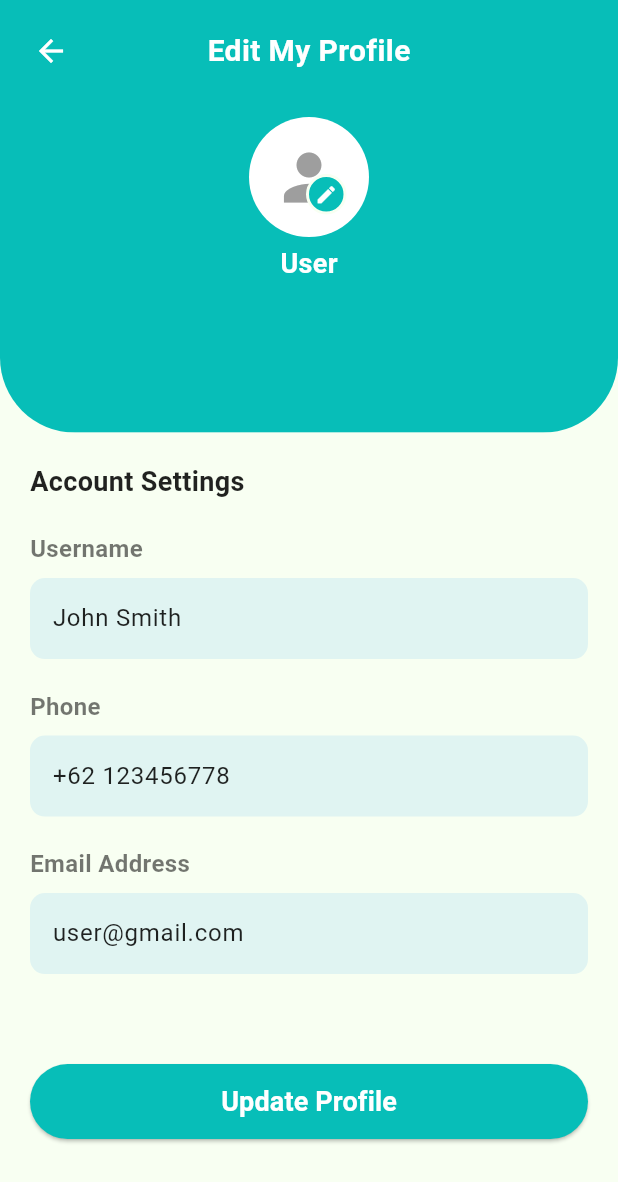
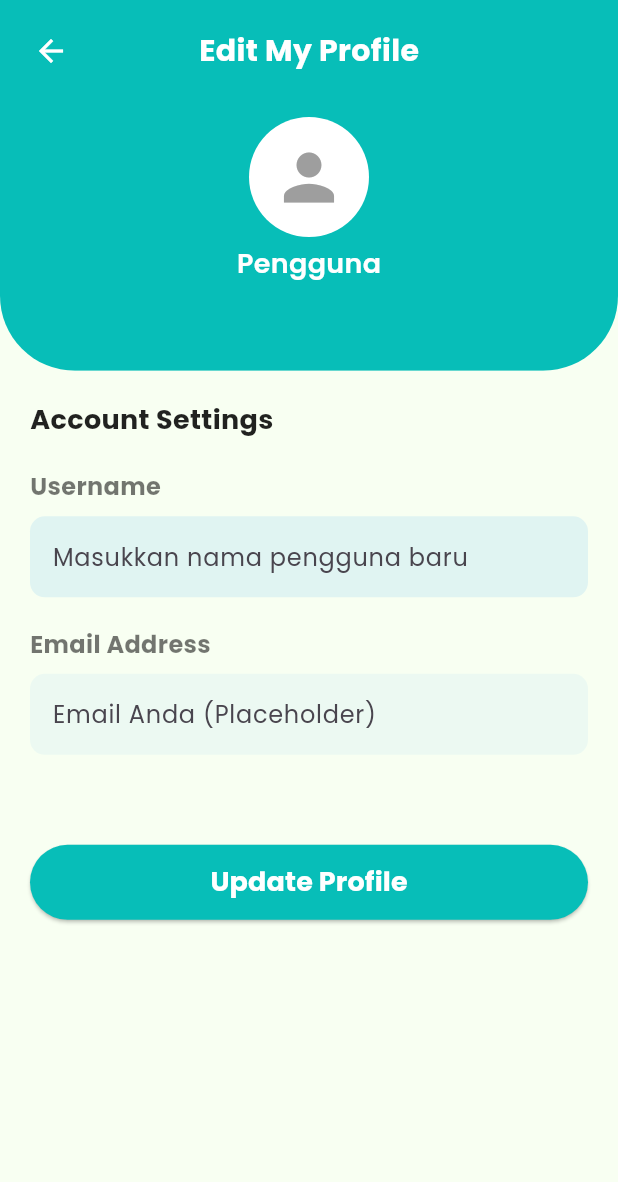
Before and after one commit to asyrafrzki/Dompetku-app, a Flutter app: the EditProfilePage screen opened directly, on a phone screen of 412 x 824 dp. Shown: the top 1182 px of the screen. Run offline on Flutter 3.47's test engine with Material 3 defaults, Android fonts, the phone set to English and light mode, and no system bars; our stand-ins replace cloud_firestore, firebase_auth, firebase_core, google_fonts, table_calendar; accounts and stored records are empty.

Commit message:
feat: edit profile with database & logout with database and state management in provider

```diff
--- a/lib/presentation/pages/profile/edit_profile_page.dart
+++ b/lib/presentation/pages/profile/edit_profile_page.dart
@@ -1,76 +1,119 @@
 import 'package:flutter/material.dart';
+import 'package:firebase_auth/firebase_auth.dart';
+import 'package:google_fonts/google_fonts.dart';
+import 'package:dompetku/providers/profile_provider.dart';
+import 'package:provider/provider.dart';
 
-class EditProfilePage extends StatelessWidget {
-  const EditProfilePage({super.key});
+const Color actionColor = Color(0xFF07BEB8);
+const Color backgroundColor = Color(0xFFF8FFF2);
+const Color inputFieldColor = Color(0xFFE0F4F2);
+const Color errorColor = Colors.red;
+
+void _showSnackBar(BuildContext context, String title, String message, Color bgColor, IconData icon) {
+  ScaffoldMessenger.of(context).showSnackBar(
+    SnackBar(
+      backgroundColor: Colors.transparent,
+      elevation: 0,
+      behavior: SnackBarBehavior.floating,
+      margin: const EdgeInsets.all(20),
+      duration: const Duration(seconds: 2),
+      content: Container(
+        padding: const EdgeInsets.symmetric(horizontal: 20, vertical: 15),
+        decoration: BoxDecoration(
+          borderRadius: BorderRadius.circular(15),
+          color: bgColor,
+          boxShadow: [
+            BoxShadow(
+              color: Colors.black.withOpacity(0.1),
+              spreadRadius: 1,
+              blurRadius: 5,
+              offset: const Offset(0, 3),
+            ),
+          ],
+        ),
+        child: Row(
+          children: [
+            Icon(icon, color: Colors.white, size: 28),
+            const SizedBox(width: 15),
+            Expanded(
+              child: Column(
+                crossAxisAlignment: CrossAxisAlignment.start,
+                mainAxisSize: MainAxisSize.min,
+                children: [
+                  if (title.isNotEmpty)
+                    Text(
+                      title,
+                      style: GoogleFonts.poppins(
+                        fontSize: 15,
+                        fontWeight: FontWeight.w700,
+                        color: Colors.white,
+                      ),
+                    ),
+                  Text(
+                    message,
+                    style: GoogleFonts.poppins(
+                      fontSize: title.isNotEmpty ? 12 : 14,
+                      color: Colors.white70,
+                    ),
+                  ),
+                ],
+              ),
+            ),
+          ],
+        ),
+      ),
+    ),
+  );
+}
+
+class _ProfileInputField extends StatelessWidget {
+  final String title;
+  final String? initialValue;
+  final String hintText;
+  final TextInputType keyboardType;
+  final TextEditingController? controller;
+  final bool isEditable;
+
+  const _ProfileInputField({
+    required this.title,
+    this.initialValue,
+    required this.hintText,
+    this.keyboardType = TextInputType.text,
+    this.controller,
+    this.isEditable = false,
+  });
 
   @override
   Widget build(BuildContext context) {
-    const Color primaryColor = Color(0xFF07BEB8);
-    const Color secondaryColor = Color(0xFFF8FFF2);
-
-    return Scaffold(
-      backgroundColor: secondaryColor,
-      body: Column(
+    return Padding(
+      padding: const EdgeInsets.only(bottom: 20),
+      child: Column(
+        crossAxisAlignment: CrossAxisAlignment.start,
         children: [
-          _EditProfileHeader(
-            context: context,
-            primaryColor: primaryColor,
-            secondaryColor: secondaryColor,
-          ),
-          Expanded(
-            child: Container(
-              color: secondaryColor,
-              child: ListView(
-                padding: const EdgeInsets.only(top: 20, left: 20, right: 20, bottom: 40),
-                children: [
-                  const Text(
-                    'Account Settings',
-                    style: TextStyle(
-                      fontSize: 18,
+          Text(
+            title,
+            style: GoogleFonts.poppins(
               fontWeight: FontWeight.bold,
-                      color: Colors.black87,
+              fontSize: 16,
+              color: Colors.black54,
             ),
           ),
-                  const SizedBox(height: 20),
-
-                  _ProfileInputField(
-                    title: 'Username',
-                    initialValue: 'John Smith',
-                    hintText: 'Masukkan nama pengguna baru',
+          const SizedBox(height: 8),
+          Container(
+            decoration: BoxDecoration(
+              color: isEditable ? inputFieldColor : inputFieldColor.withOpacity(0.5),
+              borderRadius: BorderRadius.circular(10),
             ),
-                  _ProfileInputField(
-                    title: 'Phone',
-                    initialValue: '+62 123456778',
-                    hintText: 'Masukkan nomor telepon baru',
-                    keyboardType: TextInputType.phone,
-                  ),
-                  _ProfileInputField(
-                    title: 'Email Address',
-                    initialValue: 'user@gmail.com',
-                    hintText: 'Masukkan email baru',
-                    keyboardType: TextInputType.emailAddress,
-                  ),
-                  const SizedBox(height: 40),
-
-                  SizedBox(
-                    height: 50,
-                    child: ElevatedButton(
-                      onPressed: () {
-                        Navigator.pop(context);
-                      },
-                      style: ElevatedButton.styleFrom(
-                        backgroundColor: primaryColor,
-                        shape: RoundedRectangleBorder(
-                          borderRadius: BorderRadius.circular(25),
-                        ),
-                      ),
-                      child: const Text(
-                        'Update Profile',
-                        style: TextStyle(fontSize: 18, color: Colors.white, fontWeight: FontWeight.bold),
-                      ),
-                    ),
-                  ),
-                ],
+            child: TextFormField(
+              controller: controller,
+              initialValue: controller == null ? initialValue : null,
+              readOnly: !isEditable,
+              keyboardType: keyboardType,
+              style: GoogleFonts.poppins(color: Colors.black87),
+              decoration: InputDecoration(
+                hintText: hintText,
+                border: InputBorder.none,
+                contentPadding: const EdgeInsets.symmetric(horizontal: 15, vertical: 15),
               ),
             ),
           ),
@@ -81,25 +124,19 @@ class EditProfilePage extends StatelessWidget {
 }
 
 class _EditProfileHeader extends StatelessWidget {
-  final BuildContext context;
-  final Color primaryColor;
-  final Color secondaryColor;
+  final String userName;
 
-  const _EditProfileHeader({
-    required this.context,
-    required this.primaryColor,
-    required this.secondaryColor,
-  });
+  const _EditProfileHeader({required this.userName});
 
   @override
   Widget build(BuildContext context) {
-    final double headerHeight = MediaQuery.of(context).size.height * 0.35;
+    final double headerHeight = MediaQuery.of(context).size.height * 0.30;
 
     return Container(
       width: double.infinity,
       height: headerHeight,
       decoration: BoxDecoration(
-        color: primaryColor,
+        color: actionColor,
         borderRadius: const BorderRadius.only(
           bottomLeft: Radius.circular(50),
           bottomRight: Radius.circular(50),
@@ -121,11 +158,11 @@ class _EditProfileHeader extends StatelessWidget {
                   icon: const Icon(Icons.arrow_back, color: Colors.white),
                   onPressed: () => Navigator.pop(context),
                 ),
-                const Expanded(
+                Expanded(
                   child: Center(
                     child: Text(
                       'Edit My Profile',
-                      style: TextStyle(
+                      style: GoogleFonts.poppins(
                         fontSize: 20,
                         fontWeight: FontWeight.bold,
                         color: Colors.white,
@@ -133,38 +170,22 @@ class _EditProfileHeader extends StatelessWidget {
                     ),
                   ),
                 ),
-                const SizedBox(width: 48),
+                const SizedBox(width: 48), // Padding kanan untuk menyeimbangkan tombol kembali
               ],
             ),
           ),
 
-          // Foto Profil & User Text
           Column(
             children: [
-              CircleAvatar(
+              const CircleAvatar(
                 radius: 40,
                 backgroundColor: Colors.white,
-                child: Stack(
-                  alignment: Alignment.bottomRight,
-                  children: [
-                    const Icon(Icons.person, size: 50, color: Colors.grey),
-                    // Edit Icon
-                    Container(
-                      padding: const EdgeInsets.all(4),
-                      decoration: BoxDecoration(
-                        color: primaryColor,
-                        shape: BoxShape.circle,
-                        border: Border.all(color: secondaryColor, width: 2),
-                      ),
-                      child: const Icon(Icons.edit, color: Colors.white, size: 15),
-                    ),
-                  ],
-                ),
+                child: Icon(Icons.person, size: 50, color: Colors.grey),
               ),
               const SizedBox(height: 5),
-              const Text(
-                'User',
-                style: TextStyle(
+              Text(
+                userName.isNotEmpty ? userName : 'Pengguna',
+                style: GoogleFonts.poppins(
                   fontSize: 18,
                   fontWeight: FontWeight.w600,
                   color: Colors.white,
@@ -178,56 +199,167 @@ class _EditProfileHeader extends StatelessWidget {
   }
 }
 
-// Widget untuk setiap baris input form (Tidak diubah)
-class _ProfileInputField extends StatelessWidget {
-  final String title;
-  final String initialValue;
-  final String hintText;
-  final TextInputType keyboardType;
 
-  const _ProfileInputField({
-    required this.title,
-    required this.initialValue,
-    required this.hintText,
-    this.keyboardType = TextInputType.text,
+// --- WIDGET UTAMA (MENGGUNAKAN PROVIDER UNTUK STATE MANAGEMENT) ---
+class EditProfilePage extends StatefulWidget {
+  const EditProfilePage({super.key});
+
+  @override
+  State<EditProfilePage> createState() => _EditProfilePageState();
+}
+
+class _EditProfilePageState extends State<EditProfilePage> {
+  // Controller lokal (TIDAK LAGI GLOBAL)
+  final TextEditingController _usernameController = TextEditingController();
+
+  @override
+  void initState() {
+    super.initState();
+    // Panggil fungsi inisialisasi di Provider setelah widget dibangun
+    WidgetsBinding.instance.addPostFrameCallback((_) {
+      final provider = Provider.of<ProfileProvider>(context, listen: false);
+      // Jika data belum dimuat, panggil fetchProfileData
+      if (provider.currentUserName == 'Loading...') {
+        provider.fetchProfileData();
+      }
     });
+  }
+
+  // Fungsi untuk menginisialisasi controller setelah data dari provider siap
+  void _initializeController(ProfileProvider provider) {
+    // Isi controller hanya jika kosong (pertama kali load) dan data sudah siap
+    if (_usernameController.text.isEmpty && provider.currentUserName != 'Loading...' && provider.currentUserName != 'Not Logged In') {
+      _usernameController.text = provider.currentUserName;
+    }
+  }
+
+  // Fungsi update yang memanggil Provider
+  Future<void> _updateUsernameFromUI(BuildContext context) async {
+    final provider = Provider.of<ProfileProvider>(context, listen: false);
+    final newName = _usernameController.text.trim();
+
+    // Validasi sederhana
+    if (newName.isEmpty) {
+      _showSnackBar(context, "Perhatian", "Nama pengguna tidak boleh kosong.", Colors.orange, Icons.warning_amber_rounded);
+      return;
+    }
+    if (newName == provider.currentUserName) {
+      _showSnackBar(context, "Info", "Tidak ada perubahan nama.", actionColor, Icons.info_outline);
+      return;
+    }
+
+    // Panggil logika update di Provider
+    final errorMessage = await provider.updateUsername(newName);
+
+    if (errorMessage == null) {
+      _showSnackBar(context, "Sukses", "Nama pengguna berhasil diperbarui!", actionColor, Icons.check_circle_outline);
+      // Data sudah otomatis diperbarui di Provider, Header akan rebuild.
+    } else {
+      _showSnackBar(context, "Update Gagal", errorMessage, errorColor, Icons.cloud_off);
+    }
+  }
+
+
+  @override
+  void dispose() {
+    _usernameController.dispose(); // Dispose controller lokal
+    super.dispose();
+  }
 
   @override
   Widget build(BuildContext context) {
-    const Color inputFieldColor = Color(0xFFE0F4F2);
+    // Consumer mendengarkan perubahan state dari ProfileProvider
+    return Consumer<ProfileProvider>(
+      builder: (context, provider, child) {
 
-    return Padding(
-      padding: const EdgeInsets.only(bottom: 20),
-      child: Column(
-        crossAxisAlignment: CrossAxisAlignment.start,
+        // Inisialisasi controller hanya jika provider sudah selesai loading
+        _initializeController(provider);
+
+        // --- Status Loading Penuh ---
+        if (provider.isLoading && provider.currentUserName == 'Loading...') {
+          return Scaffold(
+            backgroundColor: backgroundColor,
+            body: Center(child: CircularProgressIndicator(color: actionColor)),
+          );
+        }
+
+        // --- Data Siap ---
+        String currentUserName = provider.currentUserName;
+        bool isUpdating = provider.isLoading;
+
+        // Ambil email dari Auth instance karena tidak perlu dimasukkan ke Provider
+        final userEmail = FirebaseAuth.instance.currentUser?.email ?? 'Tidak Tersedia';
+
+        return Scaffold(
+          backgroundColor: backgroundColor,
+          body: Column(
+            children: [
+              // HEADER (Menggunakan data dari Provider)
+              _EditProfileHeader(userName: currentUserName),
+
+              // BODY FORM
+              Expanded(
+                child: Container(
+                  color: backgroundColor,
+                  child: ListView(
+                    padding: const EdgeInsets.only(top: 20, left: 20, right: 20, bottom: 40),
                     children: [
                       Text(
-            title,
-            style: const TextStyle(
+                        'Account Settings',
+                        style: GoogleFonts.poppins(
+                          fontSize: 18,
                           fontWeight: FontWeight.bold,
-              fontSize: 16,
-              color: Colors.black54,
+                          color: Colors.black87,
                         ),
                       ),
-          const SizedBox(height: 8),
-          Container(
-            decoration: BoxDecoration(
-              color: inputFieldColor,
-              borderRadius: BorderRadius.circular(10),
+                      const SizedBox(height: 20),
+
+                      // FIELD 1: USERNAME
+                      _ProfileInputField(
+                        title: 'Username',
+                        hintText: 'Masukkan nama pengguna baru',
+                        isEditable: true,
+                        controller: _usernameController,
                       ),
-            child: TextField(
-              controller: TextEditingController(text: initialValue),
-              keyboardType: keyboardType,
-              style: const TextStyle(color: Colors.black87),
-              decoration: InputDecoration(
-                hintText: hintText,
-                border: InputBorder.none,
-                contentPadding: const EdgeInsets.symmetric(horizontal: 15, vertical: 15),
+
+                      // FIELD 2: EMAIL ADDRESS
+                      _ProfileInputField(
+                        title: 'Email Address',
+                        initialValue: userEmail,
+                        hintText: 'Email Anda (Placeholder)',
+                        keyboardType: TextInputType.emailAddress,
+                        isEditable: false,
+                      ),
+
+                      const SizedBox(height: 40),
+
+                      // TOMBOL UPDATE
+                      SizedBox(
+                        height: 50,
+                        child: ElevatedButton(
+                          onPressed: isUpdating ? null : () => _updateUsernameFromUI(context), // Nonaktifkan saat updating
+                          style: ElevatedButton.styleFrom(
+                            backgroundColor: actionColor,
+                            shape: RoundedRectangleBorder(
+                              borderRadius: BorderRadius.circular(25),
+                            ),
+                          ),
+                          child: isUpdating
+                              ? const CircularProgressIndicator(color: Colors.white, strokeWidth: 3)
+                              : Text(
+                            'Update Profile',
+                            style: GoogleFonts.poppins(fontSize: 18, color: Colors.white, fontWeight: FontWeight.bold),
+                          ),
+                        ),
+                      ),
+                    ],
                   ),
                 ),
               ),
             ],
           ),
         );
+      },
+    );
   }
 }
--- a/pubspec.yaml
+++ b/pubspec.yaml
@@ -17,6 +17,7 @@ dependencies:
   firebase_core: ^4.2.1
   firebase_auth: ^6.1.2
   cloud_firestore: ^6.1.0
+  provider: ^6.0.0
 
   # 📊 Tambahan untuk grafik & kalender
   fl_chart: ^0.71.0
```
Also changed, not shown: lib/main.dart (+13 -5 lines), lib/presentation/pages/home/home_page.dart (+5 -3 lines), lib/presentation/pages/profile/profile_page.dart (+42 -36 lines), lib/presentation/widgets/logout_confirmation_dialog.dart (+17 -12 lines), lib/providers/profile_provider.dart (added, +76 -0 lines), pubspec.lock. Lines whose indentation alone changed are shown as unchanged.
